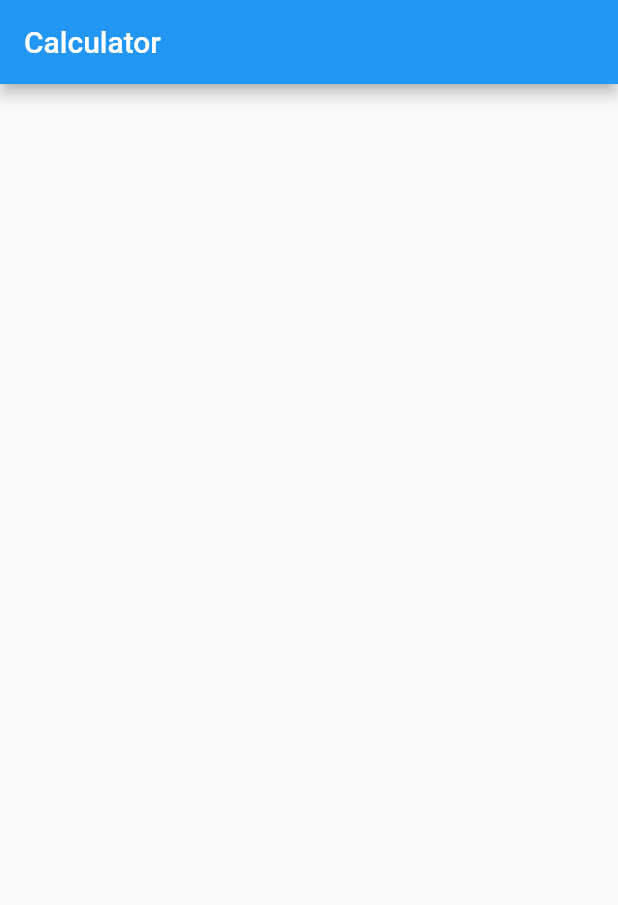
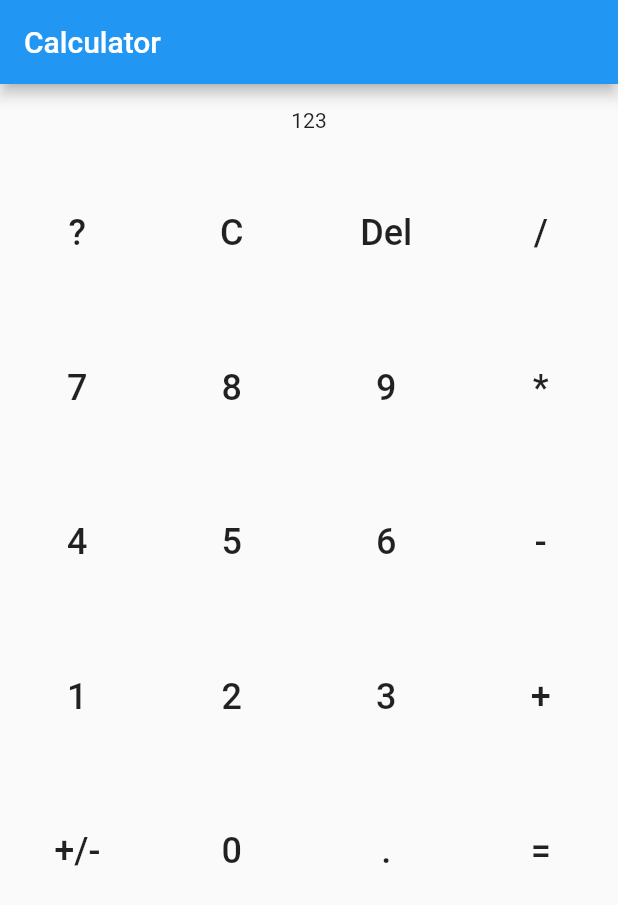
Before and after one commit to s-erfani/calculator_v2, a Flutter app: the screen it shows after launch, on a phone screen of 412 x 824 dp. Shown: the top 905 px of the screen. Run offline on Flutter 3.47's test engine with Material 2 defaults, Android fonts, the phone set to English and light mode, and no system bars.

Commit message:
add simple ui

```diff
--- /dev/null
+++ b/lib/calculator_button.dart
@@ -0,0 +1,17 @@
+import 'package:flutter/material.dart';
+
+class CalculatorButton extends StatelessWidget {
+  final String symbol;
+
+  const CalculatorButton(this.symbol);
+  @override
+  Widget build(BuildContext context) {
+    return FlatButton(
+      onPressed: () {},
+      child: Text(
+        symbol,
+        style: TextStyle(fontSize: 24),
+      ),
+    );
+  }
+}
--- /dev/null
+++ b/lib/home_page.dart
@@ -0,0 +1,51 @@
+import 'package:calculator_v2/calculator_button.dart';
+import 'package:flutter/material.dart';
+
+class HomePage extends StatelessWidget {
+  @override
+  Widget build(BuildContext context) {
+    return Scaffold(
+      appBar: AppBar(
+        title: Text("Calculator"),
+      ),
+      body: Center(
+        child: Column(
+          children: [
+            const SizedBox(height: 16),
+            Container(
+              child: Text("123"),
+            ),
+            const SizedBox(height: 16),
+            Expanded(
+              child: GridView.count(
+                crossAxisCount: 4,
+                children: [
+                  CalculatorButton("?"),
+                  CalculatorButton("C"),
+                  CalculatorButton("Del"),
+                  CalculatorButton("/"),
+                  CalculatorButton("7"),
+                  CalculatorButton("8"),
+                  CalculatorButton("9"),
+                  CalculatorButton("*"),
+                  CalculatorButton("4"),
+                  CalculatorButton("5"),
+                  CalculatorButton("6"),
+                  CalculatorButton("-"),
+                  CalculatorButton("1"),
+                  CalculatorButton("2"),
+                  CalculatorButton("3"),
+                  CalculatorButton("+"),
+                  CalculatorButton("+/-"),
+                  CalculatorButton("0"),
+                  CalculatorButton("."),
+                  CalculatorButton("="),
+                ],
+              ),
+            ),
+          ],
+        ),
+      ),
+    );
+  }
+}
--- a/lib/main.dart
+++ b/lib/main.dart
@@ -1,3 +1,4 @@
+import 'package:calculator_v2/home_page.dart';
 import 'package:flutter/material.dart';
 
 void main() {
@@ -5,23 +6,11 @@ void main() {
 }
 
 class MyApp extends StatelessWidget {
-  // This widget is the root of your application.
   @override
   Widget build(BuildContext context) {
     return MaterialApp(
       debugShowCheckedModeBanner: false,
-      home: MyHomePage(),
+      home: HomePage(),
     );
   }
 }
-
-class MyHomePage extends StatelessWidget {
-  @override
-  Widget build(BuildContext context) {
-    return Scaffold(
-      appBar: AppBar(
-        title: Text("Calculator"),
-      ),
-    );
-  }
-}
```
